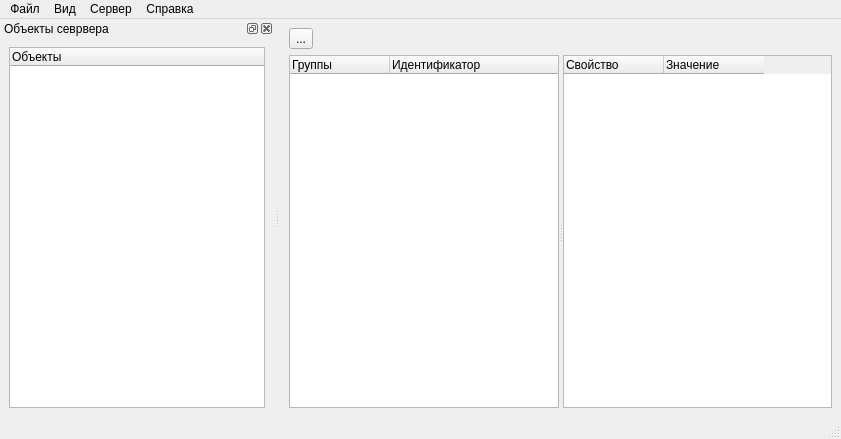
Before: the Qt Designer form ws_admin_qt/ws_admin_qt/mainwindow.ui in arcirk/ws_solution, drawn with Qt 5.
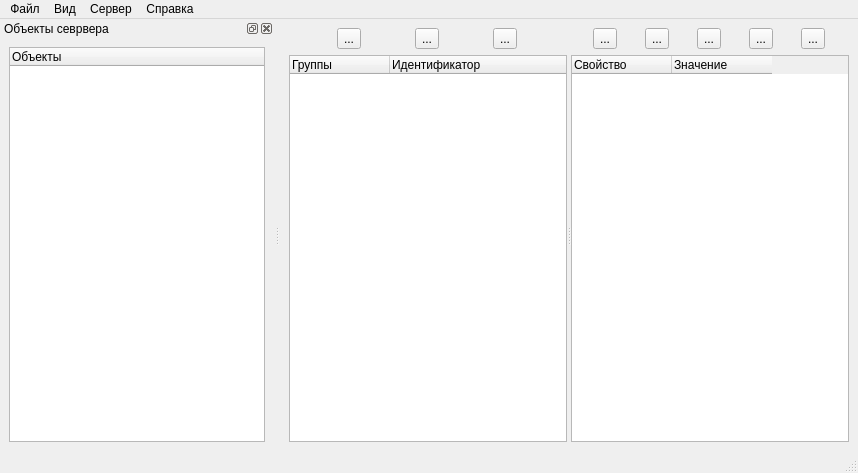
After: the same form once the commit is applied. Icons and pictures are not drawn.

```diff
--- a/ws_admin_qt/ws_admin_qt/mainwindow.ui
+++ b/ws_admin_qt/ws_admin_qt/mainwindow.ui
@@ -6,8 +6,8 @@
    <rect>
     <x>0</x>
     <y>0</y>
-    <width>841</width>
-    <height>439</height>
+    <width>858</width>
+    <height>473</height>
    </rect>
   </property>
   <property name="windowTitle">
@@ -16,18 +16,72 @@
   <widget class="QWidget" name="centralwidget">
    <layout class="QGridLayout" name="gridLayout">
     <item row="0" column="0">
-     <widget class="QToolButton" name="toolButton">
-      <property name="text">
-       <string>...</string>
-      </property>
-     </widget>
-    </item>
-    <item row="1" column="0">
      <widget class="QSplitter" name="splitter">
       <property name="orientation">
        <enum>Qt::Horizontal</enum>
       </property>
-      <widget class="QTreeWidget" name="treeShannels">
+      <widget class="QWidget" name="panelGroupUsers" native="true">
+       <layout class="QVBoxLayout" name="treeGropPanel">
+        <property name="leftMargin">
+         <number>0</number>
+        </property>
+        <property name="topMargin">
+         <number>0</number>
+        </property>
+        <property name="rightMargin">
+         <number>0</number>
+        </property>
+        <property name="bottomMargin">
+         <number>0</number>
+        </property>
+        <item>
+         <layout class="QHBoxLayout" name="toolBtnGroupBox">
+          <item>
+           <widget class="QToolButton" name="btnAddGroup">
+            <property name="toolTip">
+             <string extracomment="Создать новую группу"/>
+            </property>
+            <property name="text">
+             <string>...</string>
+            </property>
+            <property name="icon">
+             <iconset resource="resourse.qrc">
+              <normaloff>:/new/icons/res/tbreflist.png</normaloff>:/new/icons/res/tbreflist.png</iconset>
+            </property>
+           </widget>
+          </item>
+          <item>
+           <widget class="QToolButton" name="btnEditGroup">
+            <property name="toolTip">
+             <string extracomment="Изменить выбранную группу"/>
+            </property>
+            <property name="text">
+             <string>...</string>
+            </property>
+            <property name="icon">
+             <iconset resource="resourse.qrc">
+              <normaloff>:/new/icons/res/tbglacti.png</normaloff>:/new/icons/res/tbglacti.png</iconset>
+            </property>
+           </widget>
+          </item>
+          <item>
+           <widget class="QToolButton" name="btnDelGroup">
+            <property name="toolTip">
+             <string extracomment="Удалить выбранную группу"/>
+            </property>
+            <property name="text">
+             <string>...</string>
+            </property>
+            <property name="icon">
+             <iconset resource="resourse.qrc">
+              <normaloff>:/new/icons/res/delete.png</normaloff>:/new/icons/res/delete.png</iconset>
+            </property>
+           </widget>
+          </item>
+         </layout>
+        </item>
+        <item>
+         <widget class="QTreeWidget" name="treeChannels">
        <column>
         <property name="text">
          <string>Группы</string>
@@ -39,6 +93,71 @@
         </property>
        </column>
       </widget>
+        </item>
+       </layout>
+      </widget>
+      <widget class="QWidget" name="">
+       <layout class="QVBoxLayout" name="verticalLayout">
+        <item>
+         <layout class="QHBoxLayout" name="toolBottonsUsers">
+          <item>
+           <widget class="QToolButton" name="btnAddUser">
+            <property name="text">
+             <string>...</string>
+            </property>
+            <property name="icon">
+             <iconset resource="resourse.qrc">
+              <normaloff>:/new/icons/res/new_element.png</normaloff>:/new/icons/res/new_element.png</iconset>
+            </property>
+           </widget>
+          </item>
+          <item>
+           <widget class="QToolButton" name="toolButton_2">
+            <property name="text">
+             <string>...</string>
+            </property>
+            <property name="icon">
+             <iconset resource="resourse.qrc">
+              <normaloff>:/new/icons/res/tbglacti.png</normaloff>:/new/icons/res/tbglacti.png</iconset>
+            </property>
+           </widget>
+          </item>
+          <item>
+           <widget class="QToolButton" name="toolButton_3">
+            <property name="text">
+             <string>...</string>
+            </property>
+            <property name="icon">
+             <iconset resource="resourse.qrc">
+              <normaloff>:/new/icons/res/delete.png</normaloff>:/new/icons/res/delete.png</iconset>
+            </property>
+           </widget>
+          </item>
+          <item>
+           <widget class="QToolButton" name="btnViewMode">
+            <property name="text">
+             <string>...</string>
+            </property>
+            <property name="icon">
+             <iconset resource="resourse.qrc">
+              <normaloff>:/new/icons/res/list_tree.png</normaloff>:/new/icons/res/list_tree.png</iconset>
+            </property>
+           </widget>
+          </item>
+          <item>
+           <widget class="QToolButton" name="btnToGroup">
+            <property name="text">
+             <string>...</string>
+            </property>
+            <property name="icon">
+             <iconset resource="resourse.qrc">
+              <normaloff>:/new/icons/res/move_element.png</normaloff>:/new/icons/res/move_element.png</iconset>
+            </property>
+           </widget>
+          </item>
+         </layout>
+        </item>
+        <item>
       <widget class="QTableWidget" name="listChildSrvObjects">
        <column>
         <property name="text">
@@ -57,6 +176,9 @@
         </property>
        </column>
       </widget>
+        </item>
+       </layout>
+      </widget>
      </widget>
     </item>
    </layout>
@@ -66,7 +188,7 @@
     <rect>
      <x>0</x>
      <y>0</y>
-     <width>841</width>
+     <width>858</width>
      <height>22</height>
     </rect>
    </property>
```
Left out of the diff: 17 changed lines with no effect on the pictures. Lines whose indentation alone changed are shown as unchanged.
